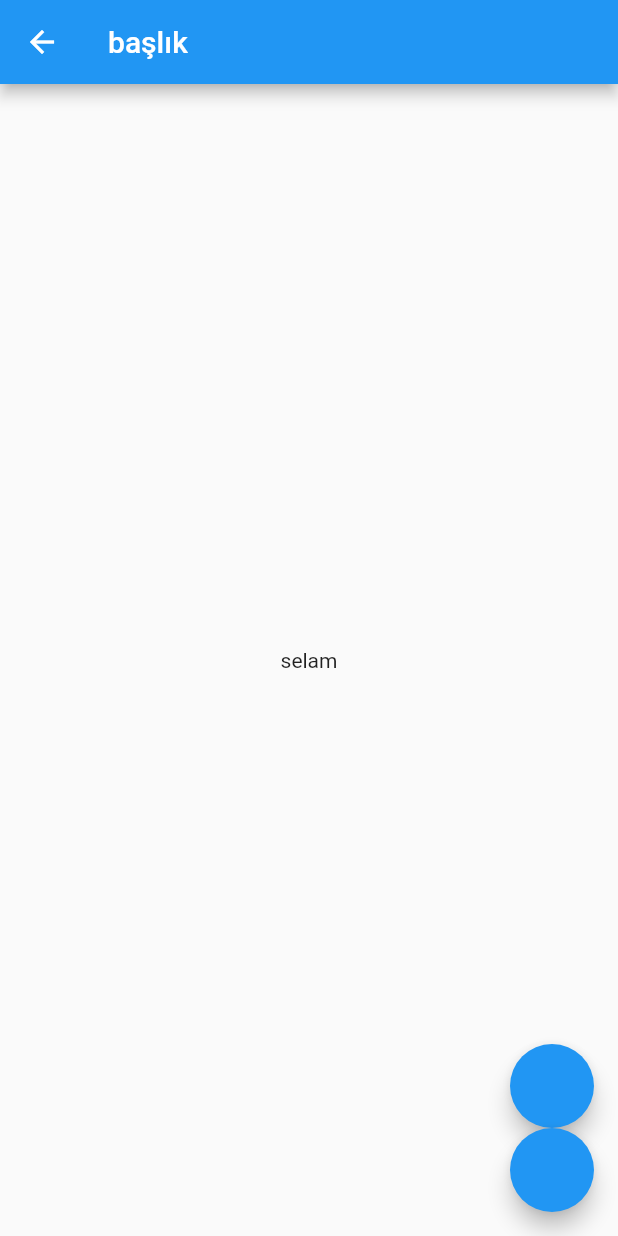
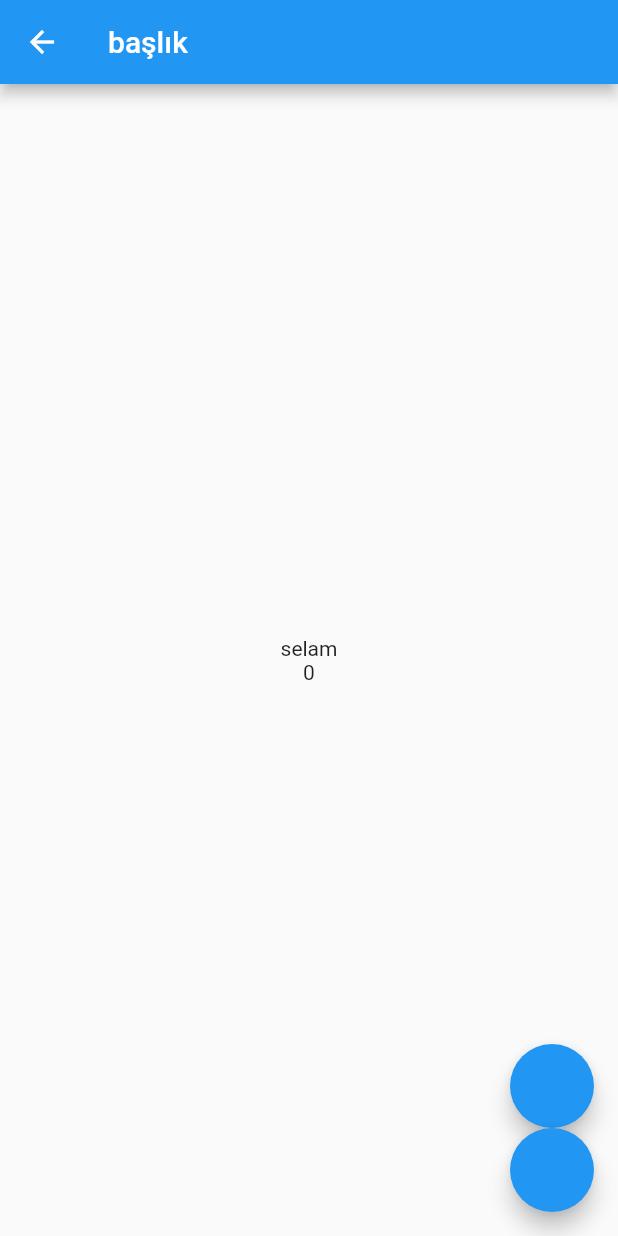
Before and after one commit to ylcnyldrm/flutter, a Flutter app: the IkinciSayfa screen opened directly, on a phone screen of 412 x 824 dp. Run offline on Flutter 3.47's test engine with Material 2 defaults, Android fonts, the phone set to English and light mode, and no system bars; our stand-ins replace firebase_auth, firebase_core; accounts and stored records are empty.

Commit message:
stream yapısı için ilk örnek bitti (counter)

```diff
--- a/lib/ikinci_sayfa.dart
+++ b/lib/ikinci_sayfa.dart
@@ -1,62 +1,71 @@
+import 'dart:async';
+import 'dart:core';
+
 import 'package:flutter/material.dart';
 import 'package:flutterstatemanagement/Counter.dart';
 import 'package:flutterstatemanagement/auth_islemleri.dart';
 import 'package:provider/provider.dart';
 
 class IkinciSayfa extends StatefulWidget {
+
   @override
   _IkinciSayfaState createState() => _IkinciSayfaState();
 }
 
 class _IkinciSayfaState extends State<IkinciSayfa> {
+
+  final StreamController<int> _streamController = StreamController();
+  int _counter = 0;
+
+  @override
+  void dispose() {
+    // TODO: implement dispose
+    _streamController.close();
+    super.dispose();
+  }
+
   @override
   Widget build(BuildContext context) {
     return Scaffold(
       appBar: AppBar(
         title: Text("başlık"),
       ),
-      body: Mycolum(),
-      floatingActionButton: myfloatingactionbuttons(),
-    );
-    debugPrint("ıkınc sayfa  BUİLD ");
-  }
-}
-
-class Mycolum extends StatelessWidget {
-  @override
-  Widget build(BuildContext context) {
-
-
-    return Center(
+      body: Center(
         child: Column(
           mainAxisAlignment: MainAxisAlignment.center,
           children: <Widget>[
             Text(
               "selam",
             ),
+            //
+            StreamBuilder<int>(
+              initialData: 0,
+              stream: _streamController.stream,
+              builder: (BuildContext context, AsyncSnapshot<int> snapshot) {
+                return Text("${snapshot.data}");
+              },
+            ),
           ],
         ),
-    );
-  }
-}
-
-class myfloatingactionbuttons extends StatelessWidget {
-  @override
-  Widget build(BuildContext context) {
-    return Column(
+      ),
+      floatingActionButton: Column(
         mainAxisSize: MainAxisSize.min,
         crossAxisAlignment: CrossAxisAlignment.end,
         children: [
           FloatingActionButton(
               heroTag: 1,
               onPressed: () {
+                _streamController.sink.add(++_counter);
               }),
           FloatingActionButton(
             onPressed: () {
+              _streamController.sink.add(--_counter);
             },
             heroTag: 2,
           ),
         ],
+      ),
     );
+    debugPrint("ıkınc sayfa  BUİLD ");
   }
 }
```
Lines whose indentation alone changed are shown as unchanged.
